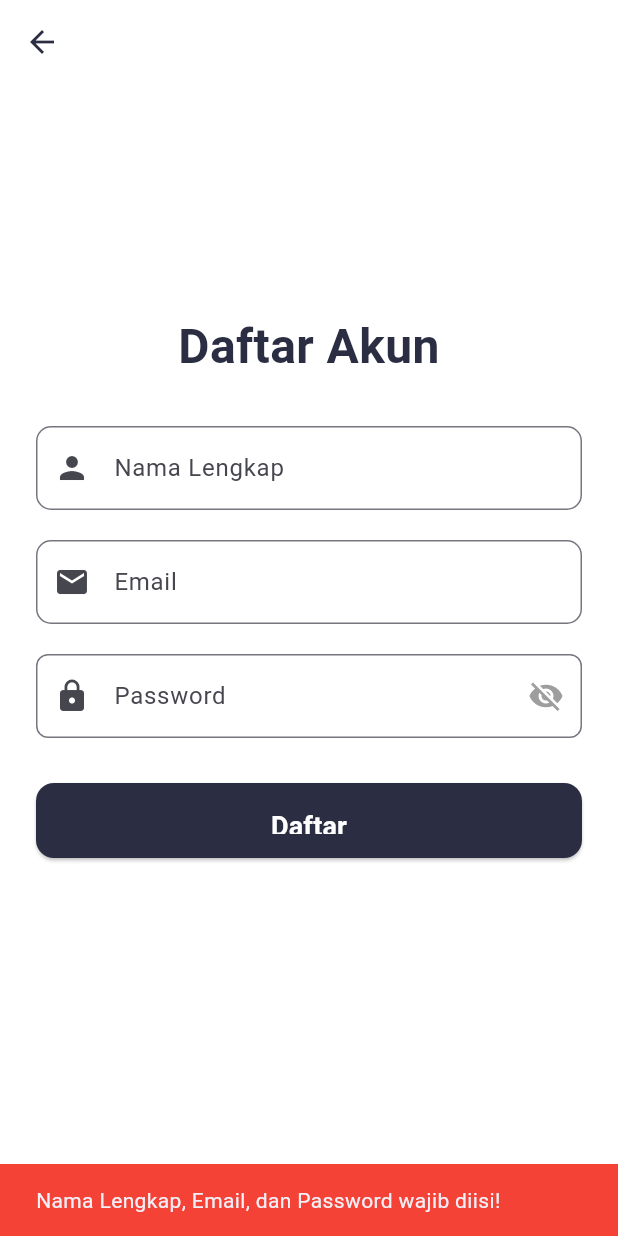
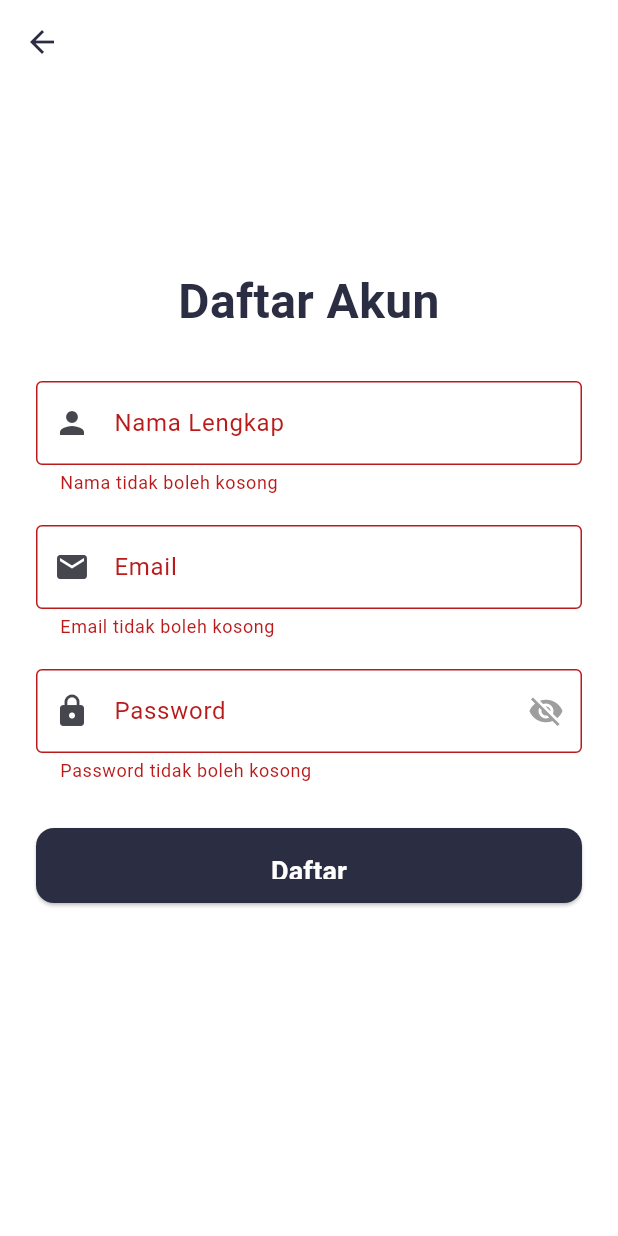
Before and after one commit to BryanDjong5/uts-mobprog, a Flutter app: the RegisterScreen screen opened directly, after a tap on "Daftar", on a phone screen of 412 x 824 dp. Run offline on Flutter 3.47's test engine with Material 3 defaults, Android fonts, the phone set to English and light mode, and no system bars; our stand-ins replace firebase_core; accounts and stored records are empty.

Commit message:
feat: implementasi form validation dan UI interaktif dihalaman register

```diff
--- a/lib/screens/register_screen.dart
+++ b/lib/screens/register_screen.dart
@@ -17,6 +17,8 @@
 
 bool _isObscure = true;
 
+final _formKey = GlobalKey<FormState>();
+
   @override
   Widget build(BuildContext context) {
     return Scaffold(
@@ -28,6 +30,8 @@
       ),
       body: Padding(
         padding: const EdgeInsets.all(24.0),
+        child: Form(
+          key: _formKey,
           child: Column(
             mainAxisAlignment: MainAxisAlignment.center,
             crossAxisAlignment: CrossAxisAlignment.stretch,
@@ -42,24 +46,45 @@
                 ),
               ),
               const SizedBox(height: 30),
-            CustomTextField(
+              TextFormField(
+                controller: _nameController,
+                decoration: const InputDecoration(
                   labelText: 'Nama Lengkap',
-              prefixIcon: Icons.person,
-              controller: _nameController,
+                  prefixIcon: Icon(Icons.person),
+                  border: OutlineInputBorder(),
+                ),
+                validator: (value) {
+                  if (value == null || value.isEmpty) {
+                    return 'Nama tidak boleh kosong';
+                  }
+                  return null;
+                },
               ),
               const SizedBox(height: 20),
-            CustomTextField(
+
+              TextFormField(
+                controller: _emailController,
+                decoration: const InputDecoration(
                   labelText: 'Email',
-              prefixIcon: Icons.email,
-              controller: _emailController,
+                  prefixIcon: Icon(Icons.email),
+                  border: OutlineInputBorder(),
+                ),
+                validator: (value) {
+                  if (value == null || value.isEmpty) {
+                    return 'Email tidak boleh kosong';
+                  }
+                  return null;
+                },
               ),
               const SizedBox(height: 20),
-            TextField(
+
+              TextFormField(
                 controller: _passwordController,
                 obscureText: _isObscure,
                 decoration: InputDecoration(
                   labelText: 'Password',
                   prefixIcon: const Icon(Icons.lock),
+                  border: const OutlineInputBorder(),
                   suffixIcon: IconButton(
                     icon: Icon(
                       _isObscure ? Icons.visibility_off : Icons.visibility,
@@ -71,10 +96,13 @@
                       });
                     },
                   ),
-              border: const OutlineInputBorder(
-                borderRadius: BorderRadius.all(Radius.circular(8.0)),
                 ),
-            ),
+                validator: (value) {
+                  if (value == null || value.isEmpty) {
+                    return 'Password tidak boleh kosong';
+                  }
+                  return null;
+                },
               ),
               const SizedBox(height: 30),
               PrimaryButton(
@@ -85,15 +113,7 @@
                   String password = _passwordController.text.trim();
 
                   // Validasi: Cek apakah ada satu saja yang kosong
-                if (nama.isEmpty || email.isEmpty || password.isEmpty) {
-                  ScaffoldMessenger.of(context).showSnackBar(
-                    const SnackBar(
-                      content: Text('Nama Lengkap, Email, dan Password wajib diisi!'),
-                      backgroundColor: Colors.red,
-                      duration: Duration(seconds: 2),
-                    ),
-                  );
-                } else {
+              if (_formKey.currentState!.validate()) {
                     bool isExist = AppData.registeredUsers.any((user) => user.email == email);
 
                     if (isExist) {
@@ -125,6 +145,7 @@
             ],
           ),
         ),
+      ),
     );
   }
 }
```
Lines whose indentation alone changed are shown as unchanged.
